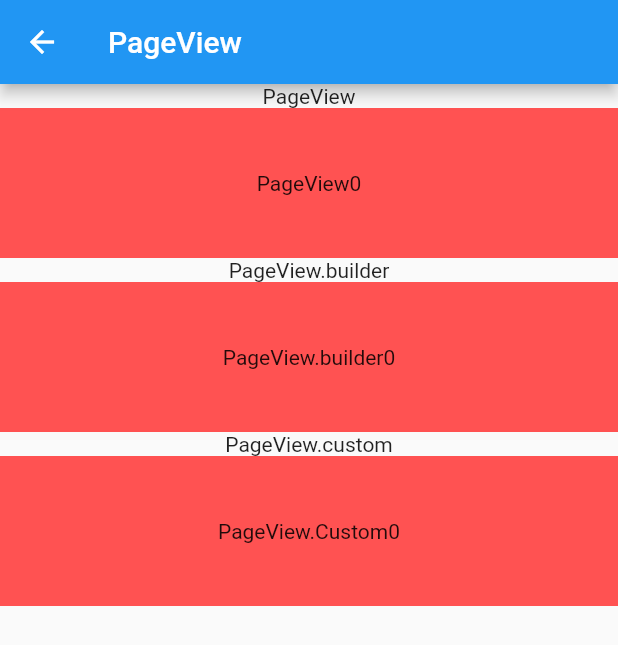
After one commit to xxxIxxxx/flutter_ddup, a Flutter app: the PageViewPage screen opened by its route, on a phone screen of 412 x 824 dp. The commit adds this screen. Shown: the top 645 px of the screen. Run offline on Flutter 3.47's test engine with Material 2 defaults, Android fonts, the phone set to English and light mode, and no system bars; our stand-ins replace fluro.

Commit message:
PageView,AutomaticKeepAliveClientMixin页面缓存

```diff
--- a/lib/app/home_page.dart
+++ b/lib/app/home_page.dart
@@ -220,6 +220,13 @@ class _MyHomePageState extends State<MyHomePage> {
             },
             child: const Text("GridView 网格列表"),
           ),
+          TextButton(
+            onPressed: () {
+              Application.router.navigateTo(context, Routes.pageView,
+                  transition: TransitionType.native);
+            },
+            child: const Text("PageView,AutomaticKeepAliveClientMixin页面缓存"),
+          ),
         ],
       ),
     );
--- /dev/null
+++ b/lib/class/PageView,AutomaticKeepAliveClientMixin页面缓存/page_view_page.dart
@@ -0,0 +1,116 @@
+// ignore_for_file: avoid_print
+
+import 'package:flutter/material.dart';
+
+class PageViewPage extends StatefulWidget {
+  const PageViewPage({Key? key}) : super(key: key);
+
+  @override
+  _PageViewPageState createState() => _PageViewPageState();
+}
+
+class _PageViewPageState extends State<PageViewPage> {
+  List<Widget> pageViewList = [];
+  List<Widget> builderList = [];
+  List<Widget> customList = [];
+
+  @override
+  void initState() {
+    super.initState();
+    pageViewList = initData("PageView");
+    builderList = initData("PageView.builder");
+    customList = initData("PageView.Custom");
+  }
+
+  List<Widget> initData(String text) {
+    var colors = [
+      Colors.redAccent,
+      Colors.greenAccent,
+      Colors.blueAccent,
+      Colors.purpleAccent,
+      Colors.orangeAccent
+    ];
+    List<Widget> list = [];
+    for (var i = 0; i < 5; i++) {
+      list.add(PageText(
+        text: text + i.toString(),
+        color: colors[i],
+      ));
+    }
+    return list;
+  }
+
+  @override
+  Widget build(BuildContext context) {
+    return Scaffold(
+      appBar: AppBar(
+        title: const Text('PageView'),
+      ),
+      body: Column(children: [
+        const Text("PageView"),
+        SizedBox(
+          height: 100,
+          child: PageView(
+            //预渲染页面
+            allowImplicitScrolling: true,
+            children: pageViewList,
+          ),
+        ),
+        const Text("PageView.builder"),
+        SizedBox(
+          height: 100,
+          child: PageView.builder(
+            itemCount: builderList.length,
+            itemBuilder: (context, index) {
+              return builderList[index];
+            },
+          ),
+        ),
+        const Text("PageView.custom"),
+        SizedBox(
+          height: 100,
+          child: PageView.custom(
+              // childrenDelegate: SliverChildListDelegate(widgetList)
+              childrenDelegate: SliverChildBuilderDelegate(
+            (context, index) {
+              return customList[index];
+            },
+            childCount: customList.length,
+          )),
+        )
+      ]),
+    );
+  }
+}
+
+class PageText extends StatefulWidget {
+  const PageText({Key? key, required this.text, required this.color})
+      : super(key: key);
+  final String text;
+  final Color color;
+  @override
+  State<PageText> createState() => _PageTextState();
+}
+
+//MARK:  保持缓存 需要混入 AutomaticKeepAliveClientMixin
+//*  AutomaticKeepAlive 看起来没用到啊
+class _PageTextState extends State<PageText>
+    with AutomaticKeepAliveClientMixin {
+  //*  true 开启缓存
+  @override
+  bool get wantKeepAlive => true;
+
+  @override
+  Widget build(BuildContext context) {
+    //* 需要调用父类的build方法
+    super.build(context);
+    print("build    ${widget.text}");
+    return Container(
+      color: widget.color,
+      constraints: const BoxConstraints.expand(),
+      child: Center(
+        child: Text(widget.text),
+      ),
+    );
+  }
+}
--- a/lib/route/route_handlers.dart
+++ b/lib/route/route_handlers.dart
@@ -15,6 +15,7 @@ import '../class/LayoutBuilder获取父组件传递的约束信息/layout_builde
 import '../class/LinearProgressIndicator,CircularProgressIndicator,Timer进度指示器/progress_page.dart';
 import '../class/ListView/list_view_page.dart';
 import '../class/Padding填充/padding_page.dart';
+import '../class/PageView,AutomaticKeepAliveClientMixin页面缓存/page_view_page.dart';
 import '../class/Row,Column线性布局/row_page.dart';
 import '../class/Scaffold,AppBar,Drawer,FloatingActionButton,BottomNavigationBar/scaffold_app_bar_page.dart';
 import '../class/ScrollController,ScrollPosition,NotificationListener滚动监听/scroll_controller_page.dart';
@@ -175,3 +176,8 @@ var gridViewHandeler = Handler(
     handlerFunc: (BuildContext? context, Map<String, List<String>> params) {
   return const GridViewPage();
 });
+
+var pageViewHandeler = Handler(
+    handlerFunc: (BuildContext? context, Map<String, List<String>> params) {
+  return const PageViewPage();
+});
--- a/lib/route/routes.dart
+++ b/lib/route/routes.dart
@@ -34,6 +34,7 @@ class Routes {
   static String scrollController = "/scrollController";
   static String animatedList = "/animatedList";
   static String gridView = "/gridView";
+  static String pageView = "/pageView";
 
   static void configureRoutes(FluroRouter router) {
     router.notFoundHandler = Handler(
@@ -70,5 +71,6 @@ class Routes {
     router.define(scrollController, handler: scrollControllerViewHandeler);
     router.define(animatedList, handler: animatedListHandeler);
     router.define(gridView, handler: gridViewHandeler);
+    router.define(pageView, handler: pageViewHandeler);
   }
 }
```
Also changed, not shown: 12 other files.
